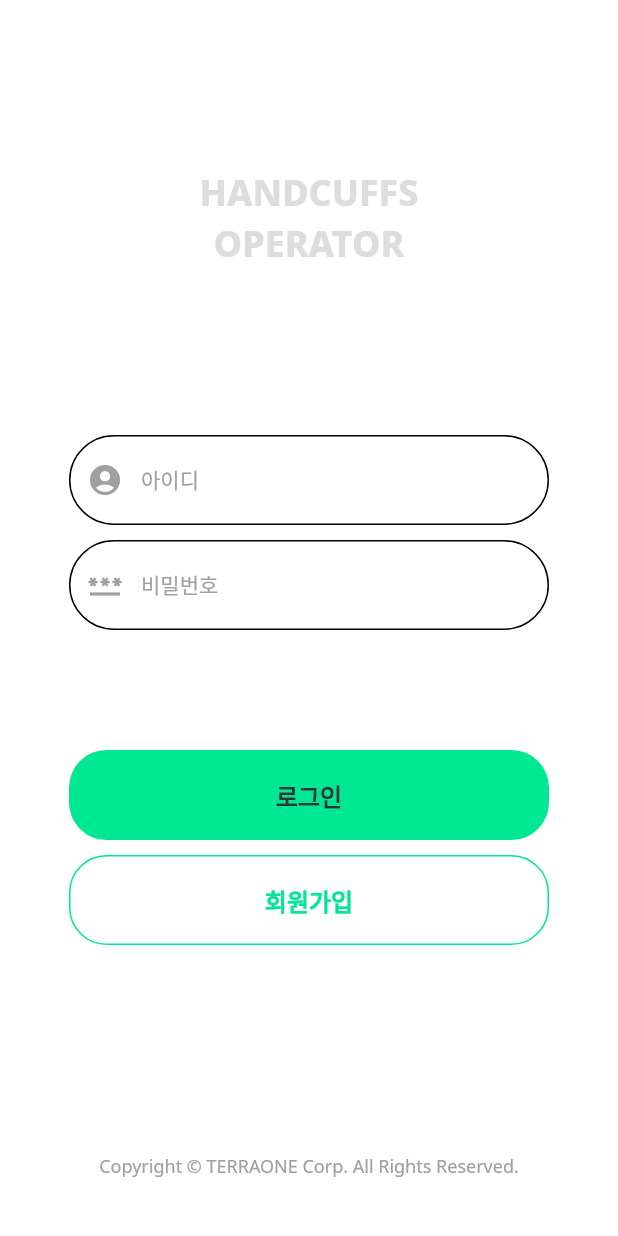
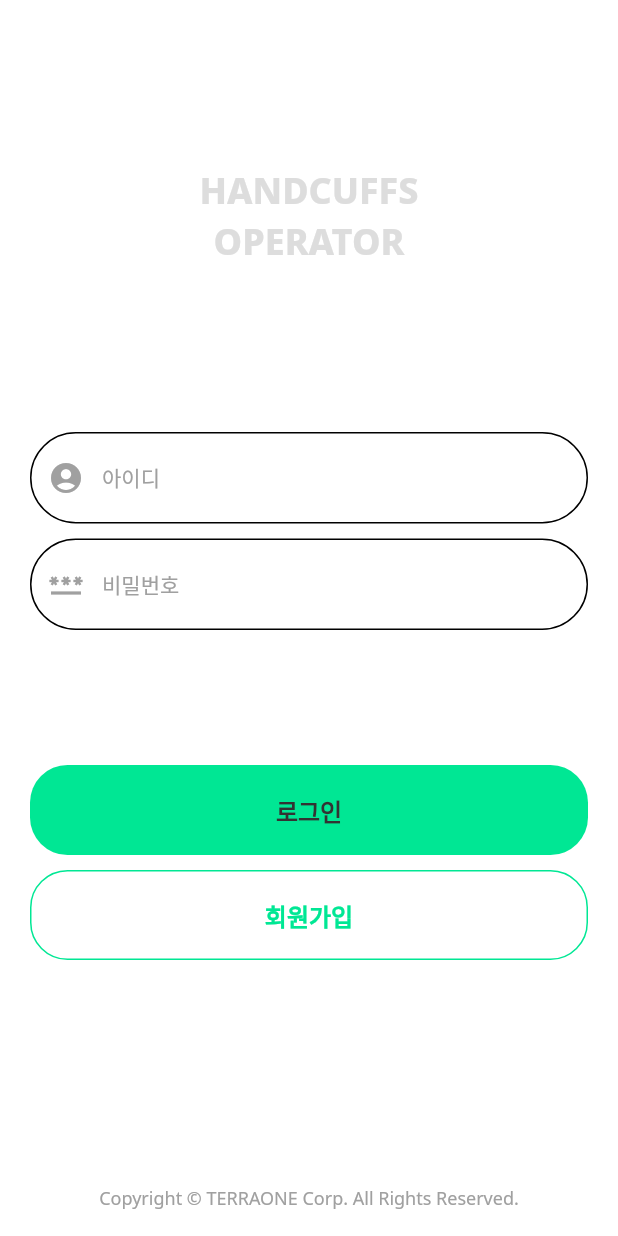
Before and after one commit to JohnRyoo/handcuff_police, a Flutter app: the screen it shows after launch, on a phone screen of 412 x 824 dp. Run offline on Flutter 3.47's test engine with Material 2 defaults, Android fonts, the light colour scheme and no system bars; our stand-ins replace google_fonts.

Commit message:
SingleChildScrollView 내부에 stack을 사용할 수 없어 Column과 SizedBox로 대체 수정함.

```diff
--- a/lib/screens/login.dart
+++ b/lib/screens/login.dart
@@ -21,6 +21,13 @@ class _LoginScreenState extends State<LoginScreen> {
   String userId = '';
   String userPassword = '';
 
+  void _validationCheck() {
+    final isValid = _formKey.currentState!.validate();
+    if (isValid) {
+      _formKey.currentState!.save();
+    }
+  }
+
   @override
   Widget build(BuildContext context) {
     _phoneHeight = MediaQuery.of(context).size.height;
@@ -28,19 +35,18 @@ class _LoginScreenState extends State<LoginScreen> {
 
     return Scaffold(
       backgroundColor: Palette.backgroundColor,
-      body: GestureDetector (
+      body: GestureDetector(
         onTap: () {
           FocusScope.of(context).unfocus(); // 키보드 사라지게..
         },
-        child: Stack(
-          alignment: Alignment.center,
+        child: SingleChildScrollView(
+          child: Column(
             children: [
-            // HANDCUFFS OPERATOR
-            Positioned(
-                top: 111,
-                child: SizedBox(
+              const SizedBox(
+                height: 110,
+              ),
+              SizedBox(
                 width: _phoneWidth,
-                  height: 66,
                 child: Text(
                   'HANDCUFFS\nOPERATOR',
                   textAlign: TextAlign.center,
@@ -53,15 +59,39 @@ class _LoginScreenState extends State<LoginScreen> {
                     ),
                   ),
                 ),
-                )),
-            // 아이디 입력
-            Positioned(
-              top: 290,
-              child: SizedBox(
-                width: 320,
-                height: 60,
-                child: TextFormField(
-                  style: const TextStyle(color: Color(0xffa0a0a0)),
+              ),
+
+              const SizedBox(
+                height: 110,
+              ),
+
+              // 아이디, 비밀번호 입력
+              SizedBox(
+                // width: _phoneWidth,
+                child: Column(
+                  children: [
+                    Container(
+                      padding: const EdgeInsets.symmetric(horizontal: 20.0),
+                      child: Form(
+                        key: _formKey,
+                        child: Column(
+                          children: [
+                            TextFormField(
+                              key: const ValueKey(1),
+                              validator: (value) {
+                                if (value!.isEmpty || value.length < 4) {
+                                  return '아이디에 최소 4자 이상을 입력하세요.';
+                                }
+                                return null;
+                              },
+                              onSaved: (value) {
+                                userId = value!;
+                              },
+                              onChanged: (value) {
+                                userId = value;
+                              },
+                              style: const TextStyle(
+                                  color: Palette.darkButtonColor),
                               decoration: const InputDecoration(
                                 filled: true,
                                 fillColor: Palette.darkButtonColor,
@@ -70,13 +100,24 @@ class _LoginScreenState extends State<LoginScreen> {
                                   color: Palette.whiteTextColor,
                                 ),
                                 enabledBorder: OutlineInputBorder(
-                      // borderSide: BorderSide(color: Color(0xffa0a0a0)),
+                                  borderRadius: BorderRadius.all(
+                                    Radius.circular(35.0),
+                                  ),
+                                ),
+                                errorBorder: OutlineInputBorder(
+                                  // borderSide: BorderSide(
+                                  //   color: Colors.red,
+                                  // ),
                                   borderRadius: BorderRadius.all(
                                     Radius.circular(35.0),
                                   ),
                                 ),
                                focusedBorder: OutlineInputBorder(
-                      // borderSide: BorderSide(color: Color(0xffa0a0a0)),
+                                  borderRadius: BorderRadius.all(
+                                    Radius.circular(35.0),
+                                  ),
+                                ),
+                                focusedErrorBorder: OutlineInputBorder(
                                   borderRadius: BorderRadius.all(
                                     Radius.circular(35.0),
                                   ),
@@ -86,19 +127,28 @@ class _LoginScreenState extends State<LoginScreen> {
                                   fontSize: 14,
                                   color: Palette.whiteTextColor,
                                 ),
-                    // contentPadding: EdgeInsets.all(10.0),
                               ),
                             ),
+                            const SizedBox(
+                              height: 10,
                             ),
-            ),
-            // 비밀번호 입력
-            Positioned(
-              top: 360,
-              child: SizedBox(
-                width: 320,
-                height: 60,
-                child: TextFormField(
-                  style: const TextStyle(color: Color(0xffa0a0a0)),
+                            TextFormField(
+                              key: const ValueKey(2),
+                              obscureText: true,
+                              validator: (value) {
+                                if (value!.isEmpty || value.length < 6) {
+                                  return "비밀번호는 최소 7자리 이상입니다.";
+                                }
+                                return null;
+                              },
+                              onSaved: (value) {
+                                userPassword = value!;
+                              },
+                              onChanged: (value) {
+                                userPassword = value;
+                              },
+                              style: const TextStyle(
+                                  color: Palette.darkButtonColor),
                               decoration: const InputDecoration(
                                 filled: true,
                                 fillColor: Palette.darkButtonColor,
@@ -107,13 +157,24 @@ class _LoginScreenState extends State<LoginScreen> {
                                   color: Palette.whiteTextColor,
                                 ),
                                 enabledBorder: OutlineInputBorder(
-                      // borderSide: BorderSide(color: Color(0xffa0a0a0)),
                                   borderRadius: BorderRadius.all(
                                     Radius.circular(35.0),
                                   ),
                                 ),
                                 focusedBorder: OutlineInputBorder(
-                      // borderSide: BorderSide(color: Color(0xffa0a0a0)),
+                                  borderRadius: BorderRadius.all(
+                                    Radius.circular(35.0),
+                                  ),
+                                ),
+                                errorBorder: OutlineInputBorder(
+                                  // borderSide: BorderSide(
+                                  //   color: Colors.red,
+                                  // ),
+                                  borderRadius: BorderRadius.all(
+                                    Radius.circular(35.0),
+                                  ),
+                                ),
+                                focusedErrorBorder: OutlineInputBorder(
                                   borderRadius: BorderRadius.all(
                                     Radius.circular(35.0),
                                   ),
@@ -123,24 +184,41 @@ class _LoginScreenState extends State<LoginScreen> {
                                   fontSize: 14,
                                   color: Palette.whiteTextColor,
                                 ),
-                    // contentPadding: EdgeInsets.all(10.0),
+                              ),
+                            ),
+                          ],
                         ),
                       ),
                     ),
+                  ],
                 ),
-            // 로그인
-            Positioned(
-              top: 500,
-              child: Center(
+              ),
+
+              const SizedBox(
+                height: 90,
+              ),
+
+              // 로그인 버튼
+              Container(
+                // width: _phoneWidth,
+                padding: const EdgeInsets.symmetric(horizontal: 20.0),
                 child: GestureDetector(
                   onTap: () {
-                    Navigator.push(context,
+                    if (_formKey.currentState!.validate()) {
+                      Navigator.push(
+                        context,
                         MaterialPageRoute(builder: (context) {
                           return MainPageScreen();
-                    }));
+                        }),
+                      );
+                    } else {
+                      ScaffoldMessenger.of(context).showSnackBar(const SnackBar(
+                        content: Text('아이디를 확인해 주세요!'),
+                        backgroundColor: Colors.blue,
+                      ));
+                    }
                   },
                   child: Container(
-                    width: 320,
                     height: 60,
                     decoration: BoxDecoration(
                       color: Palette.lightButtonColor,
@@ -164,11 +242,15 @@ class _LoginScreenState extends State<LoginScreen> {
                   ),
                 ),
               ),
+
+              const SizedBox(
+                height: 10,
               ),
+
               // 회원가입 버튼
-            Positioned(
-              top: 570,
-              child: Center(
+              Container(
+                // width: _phoneWidth,
+                padding: const EdgeInsets.symmetric(horizontal: 20.0),
                 child: GestureDetector(
                   onTap: () {
                     Navigator.push(context,
@@ -177,7 +259,6 @@ class _LoginScreenState extends State<LoginScreen> {
                     }));
                   },
                   child: Container(
-                    width: 320,
                     height: 60,
                     decoration: BoxDecoration(
                       border: Border.all(color: Palette.lightButtonColor),
@@ -201,15 +282,13 @@ class _LoginScreenState extends State<LoginScreen> {
                   ),
                 ),
               ),
+
+              const SizedBox(
+                height: 150,
               ),
+
               // Copyright
-            Positioned(
-              top: 769,
-              child: Align(
-                child: SizedBox(
-                  width: _phoneWidth,
-                  height: 17,
-                  child: Text(
+              Text(
                 'Copyright © TERRAONE Corp. All Rights Reserved.',
                 textAlign: TextAlign.center,
                 style: GoogleFonts.notoSans(
@@ -220,10 +299,8 @@ class _LoginScreenState extends State<LoginScreen> {
                   height: 1.4,
                 )),
               ),
+            ],
           ),
-              ),
-            ),
-          ],
         ),
       ),
     );
```
Lines whose indentation alone changed are shown as unchanged.
